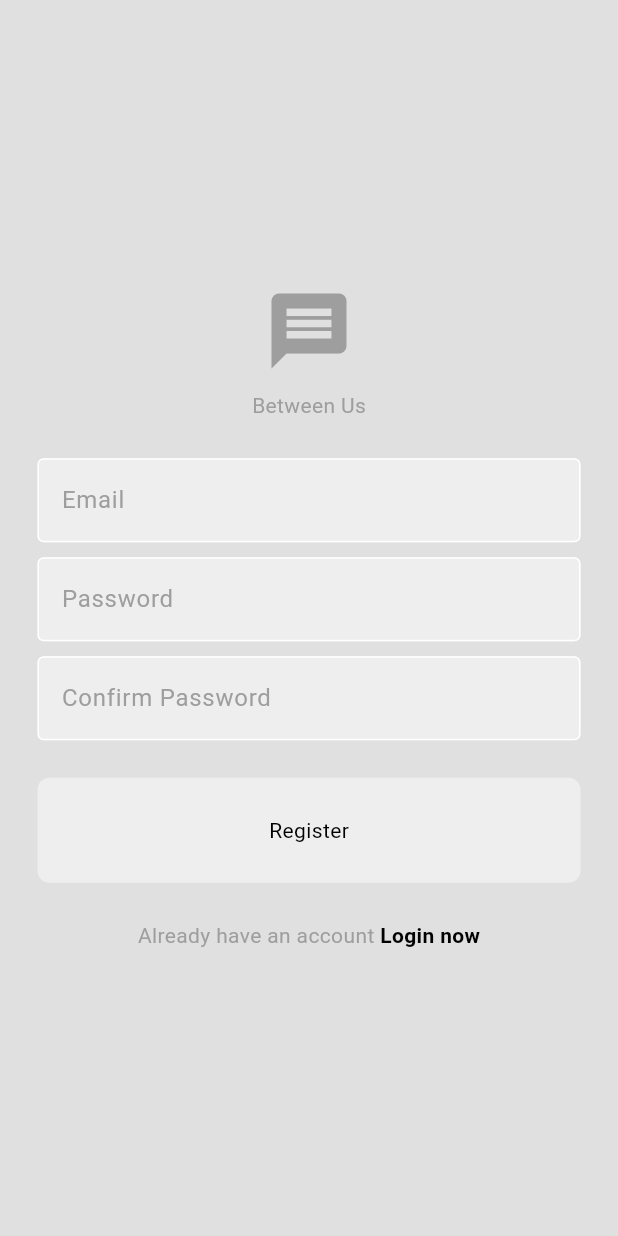
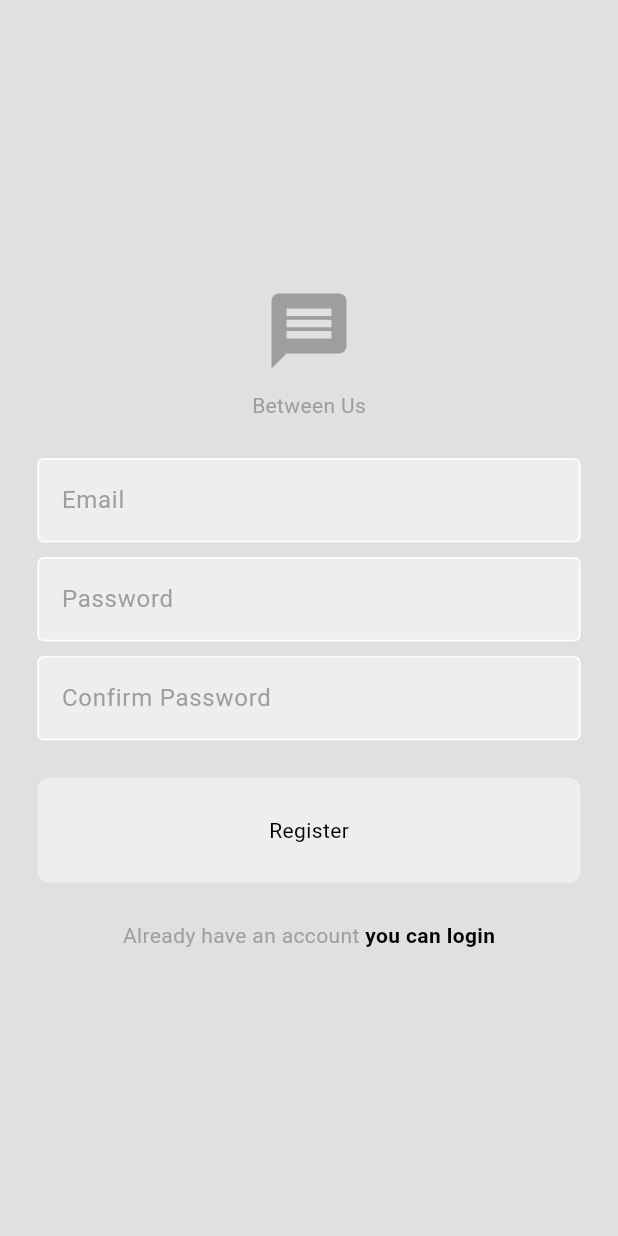
Before and after one commit to Idriss-rayan/ChatAppTest_0, a Flutter app: the RegisterPage screen opened directly with empty values, on a phone screen of 412 x 824 dp. Run offline on Flutter 3.47's test engine with Material 3 defaults, Android fonts, the phone set to English and light mode, and no system bars; our stand-ins replace firebase_auth, firebase_core; accounts and stored records are empty.

Commit message:
i commit

```diff
--- a/lib/pages/register_page.dart
+++ b/lib/pages/register_page.dart
@@ -104,7 +104,7 @@ class RegisterPage extends StatelessWidget {
                 GestureDetector(
                   onTap: onTap,
                   child: Text(
-                    "Login now",
+                    "you can login",
                     style: TextStyle(
                       fontWeight: FontWeight.bold,
                     ),
```
